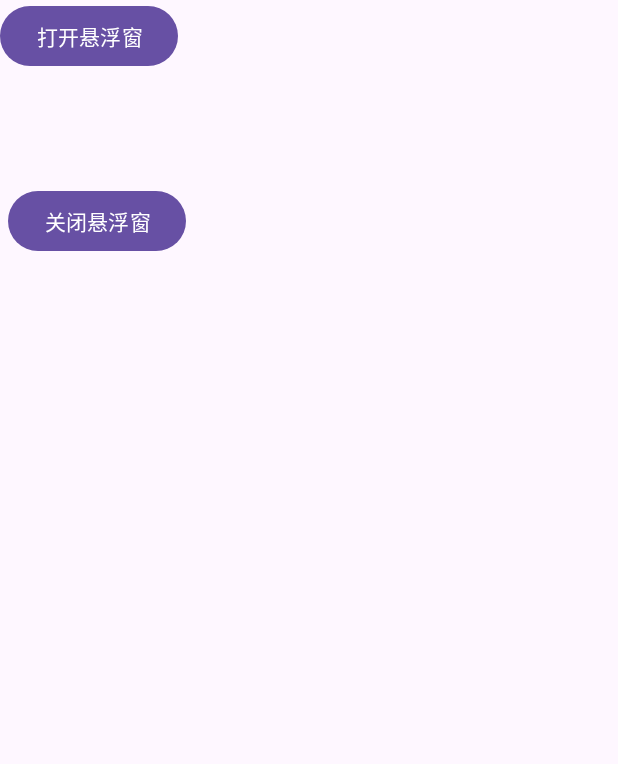
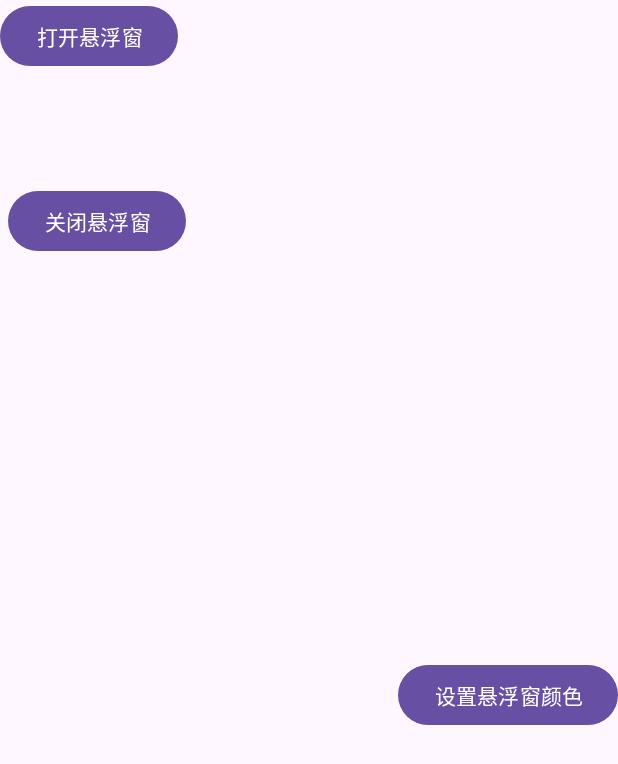
Before and after one commit to Justin-love-Android/4141world, an Android app: the floatwin screen opened directly, with no data from a screen before it, on a phone screen of 412 x 824 dp. Shown: the top 764 px of the screen. Run offline under Robolectric (Android 15) with nearby library versions, the phone set to English and light mode, and no system bars.

Commit message:
强制竖屏，以及bug修复

```diff
--- a/app/src/main/AndroidManifest.xml
+++ b/app/src/main/AndroidManifest.xml
@@ -21,10 +21,10 @@
         android:supportsRtl="true"
         android:theme="@style/Theme.天元world"
         tools:targetApi="31">
-        <activity
+
+        <activity android:screenOrientation="portrait"
             android:name=".floatwin"
             android:exported="false" />
-
         <activity
             android:name=".dianchi"
             android:exported="false" />
--- a/app/src/main/res/layout/activity_floatwin.xml
+++ b/app/src/main/res/layout/activity_floatwin.xml
@@ -22,4 +22,13 @@
 
         android:text="关闭悬浮窗" />
 
+    <Button
+        android:layout_width="wrap_content"
+        android:layout_height="wrap_content"
+        android:layout_alignParentTop="true"
+        android:layout_alignParentEnd="true"
+        android:layout_marginTop="439dp"
+        android:onClick="gotocolor"
+        android:text="设置悬浮窗颜色" />
+
 </RelativeLayout>
```
Also changed, not shown: app/src/main/java/com/example/world/floatwin.java (+4 -4 lines), app/src/main/res/drawable-nodpi/color_removebg_preview.png (added).
